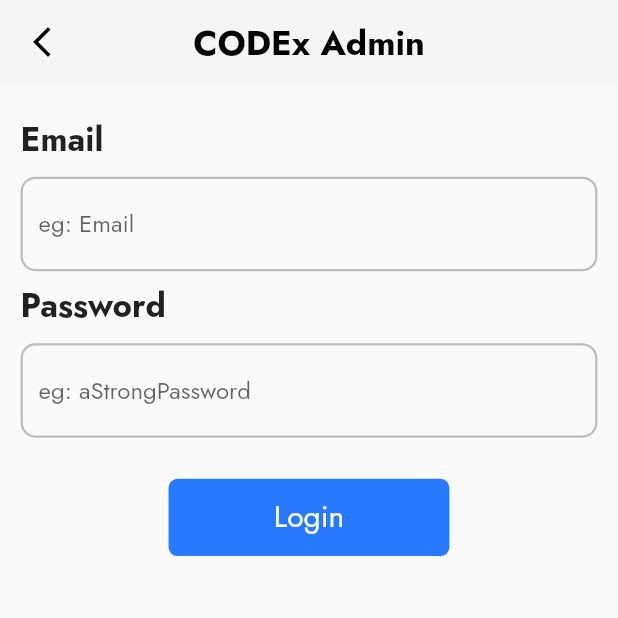
After one commit to sushant102004/CODExApp, a Flutter app: the AdminLogin screen opened directly, after a tap on "Login", on a phone screen of 412 x 824 dp, the top half of it. The commit adds this screen. Run offline on Flutter 3.47's test engine with Material 2 defaults, Android fonts, the phone set to English and light mode, and no system bars; our stand-ins replace cached_network_image, cloud_firestore, firebase_auth, firebase_core, get, google_fonts; accounts and stored records are empty; network calls fail.

Commit message:
Admin Login Added

```diff
--- /dev/null
+++ b/lib/admin/controllers/adminlogincontroller.dart
@@ -0,0 +1,49 @@
+import 'package:codex/admin/views/adminlogin.dart';
+import 'package:codex/admin/views/adminpanel.dart';
+import 'package:firebase_auth/firebase_auth.dart';
+import 'package:flutter/material.dart';
+import 'package:get/get.dart';
+
+class AdminLoginController extends GetxController {
+  TextEditingController adminEmailController = TextEditingController();
+  TextEditingController adminPasswordController = TextEditingController();
+
+  FirebaseAuth firebaseAuth = FirebaseAuth.instance;
+
+  adminLogin() async {
+    try {
+      // ignore: unused_local_variable
+      final credential = await FirebaseAuth.instance.signInWithEmailAndPassword(
+          email: 'admin@codex.in', password: adminPasswordController.text);
+
+      Get.off(const AdminPanel());
+    } on FirebaseException catch (e) {
+      if (e.code == 'user-not-found') {
+        return Get.snackbar('Something Went Wrong', 'Your Are Not Registered',
+            snackPosition: SnackPosition.BOTTOM,
+            icon: const Icon(
+              Icons.error,
+              color: Colors.red,
+              size: 20,
+            ),
+            duration: const Duration(seconds: 3),
+            padding: const EdgeInsets.only(bottom: 10, top: 10),
+            margin: const EdgeInsets.only(bottom: 10, left: 10, right: 10));
+      } else if (e.code == 'wrong-password') {
+        return Get.snackbar('Something Went Wrong', 'Password Is Wrong',
+            snackPosition: SnackPosition.BOTTOM,
+            icon: const Icon(
+              Icons.error,
+              color: Colors.red,
+              size: 20,
+            ),
+            duration: const Duration(seconds: 3),
+            padding: const EdgeInsets.only(bottom: 10, top: 10),
+            margin: const EdgeInsets.only(bottom: 10, left: 10, right: 10));
+      }
+    } catch (e) {
+      // ignore: avoid_print
+      print(e);
+    }
+  }
+}
--- /dev/null
+++ b/lib/admin/views/adminlogin.dart
@@ -0,0 +1,136 @@
+import 'package:codex/admin/controllers/adminlogincontroller.dart';
+import 'package:codex/views/home/views/homepage.dart';
+import 'package:flutter/material.dart';
+import 'package:get/get.dart';
+
+class AdminLogin extends StatelessWidget {
+  const AdminLogin({Key? key}) : super(key: key);
+
+  @override
+  Widget build(BuildContext context) {
+    final _size = MediaQuery.of(context).size;
+    final adminLoginController = Get.put(AdminLoginController());
+    return Scaffold(
+      appBar: AppBar(
+        backgroundColor: Colors.grey.shade100,
+        elevation: 0,
+        title: const Text(
+          'CODEx Admin',
+          style: TextStyle(
+              color: Colors.black, fontSize: 23, fontWeight: FontWeight.bold),
+        ),
+        centerTitle: true,
+        leading: IconButton(
+            onPressed: () {
+              Get.off(const HomePage());
+            },
+            icon: const Icon(
+              Icons.arrow_back_ios_new,
+              color: Colors.black,
+            )),
+      ),
+      body: SingleChildScrollView(
+        scrollDirection: Axis.vertical,
+        child: Padding(
+            padding: EdgeInsets.only(
+                left: _size.width / 30,
+                right: _size.width / 30,
+                top: _size.width / 30),
+            child: Column(
+              children: [
+                HeadingAndInputField(
+                  size: _size,
+                  textController: adminLoginController.adminEmailController,
+                  heading: 'Email',
+                  hintText: 'eg: Email',
+                ),
+                HeadingAndInputField(
+                  size: _size,
+                  textController: adminLoginController.adminPasswordController,
+                  heading: 'Password',
+                  hintText: 'eg: aStrongPassword',
+                ),
+                Padding(
+                  padding: EdgeInsets.only(top: _size.height / 30),
+                  child: InkWell(
+                    onTap: () {
+                      adminLoginController.adminLogin();
+                    },
+                    child: Container(
+                      width: _size.width / 2.2,
+                      height: _size.height / 16,
+                      decoration: BoxDecoration(
+                          color: Colors.blueAccent.shade400,
+                          borderRadius: BorderRadius.circular(6)),
+                      child: const Center(
+                        child: Text(
+                          'Login',
+                          style: TextStyle(
+                            color: Colors.white,
+                            fontSize: 20,
+                          ),
+                        ),
+                      ),
+                    ),
+                  ),
+                ),
+              ],
+            )),
+      ),
+    );
+  }
+}
+
+class HeadingAndInputField extends StatelessWidget {
+  const HeadingAndInputField(
+      {Key? key,
+      required Size size,
+      required this.heading,
+      required this.hintText,
+      required this.textController})
+      : _size = size,
+        super(key: key);
+
+  final Size _size;
+  final String heading;
+  final String hintText;
+  final TextEditingController textController;
+
+  @override
+  Widget build(BuildContext context) {
+    return Column(
+      children: [
+        Padding(
+          padding: EdgeInsets.only(top: _size.height / 120),
+          child: Row(
+            mainAxisAlignment: MainAxisAlignment.start,
+            children: [
+              Text(
+                heading,
+                style:
+                    const TextStyle(fontSize: 22, fontWeight: FontWeight.bold),
+              ),
+            ],
+          ),
+        ),
+        Padding(
+          padding: EdgeInsets.only(top: _size.height / 90),
+          child: TextFormField(
+            controller: textController,
+            decoration: InputDecoration(
+              enabledBorder: OutlineInputBorder(
+                  borderRadius: BorderRadius.circular(10),
+                  borderSide:
+                      BorderSide(color: Colors.grey.shade400, width: 1.5)),
+              focusedBorder: OutlineInputBorder(
+                  borderRadius: BorderRadius.circular(10),
+                  borderSide:
+                      BorderSide(color: Colors.grey.shade400, width: 1.5)),
+              hintText: hintText,
+            ),
+          ),
+        )
+      ],
+    );
+  }
+}
--- /dev/null
+++ b/lib/admin/views/adminpanel.dart
@@ -0,0 +1,36 @@
+import 'package:codex/views/home/views/homepage.dart';
+import 'package:flutter/material.dart';
+import 'package:get/get.dart';
+
+class AdminPanel extends StatefulWidget {
+  const AdminPanel({Key? key}) : super(key: key);
+
+  @override
+  State<AdminPanel> createState() => _AdminPanelState();
+}
+
+class _AdminPanelState extends State<AdminPanel> {
+  @override
+  Widget build(BuildContext context) {
+    return Scaffold(
+      appBar: AppBar(
+        backgroundColor: Colors.grey.shade100,
+        elevation: 0,
+        title: const Text(
+          'CODEx Admin',
+          style: TextStyle(
+              color: Colors.black, fontSize: 23, fontWeight: FontWeight.bold),
+        ),
+        centerTitle: true,
+        leading: IconButton(
+            onPressed: () {
+              Get.off(const HomePage());
+            },
+            icon: const Icon(
+              Icons.arrow_back_ios_new,
+              color: Colors.black,
+            )),
+      ),
+    );
+  }
+}
--- a/lib/views/home/views/homepage.dart
+++ b/lib/views/home/views/homepage.dart
@@ -1,3 +1,4 @@
+import 'package:codex/admin/views/adminlogin.dart';
 import 'package:codex/views/home/controllers/homecontroller.dart';
 import 'package:codex/views/home/views/upcomingevents.dart';
 import 'package:flutter/material.dart';
@@ -54,10 +55,15 @@ class _HomePageState extends State<HomePage> {
             ),
             Padding(
               padding: EdgeInsets.only(top: _size.height / 1.63),
-              child: const Text(
-                'Login As Admin',
-                textAlign: TextAlign.center,
-                style: TextStyle(color: Colors.blueAccent),
+              child: InkWell(
+                onTap: () {
+                  Get.to(const AdminLogin());
+                },
+                child: const Text(
+                  'Login As Admin',
+                  textAlign: TextAlign.center,
+                  style: TextStyle(color: Colors.blueAccent),
+                ),
               ),
             )
           ],
```
